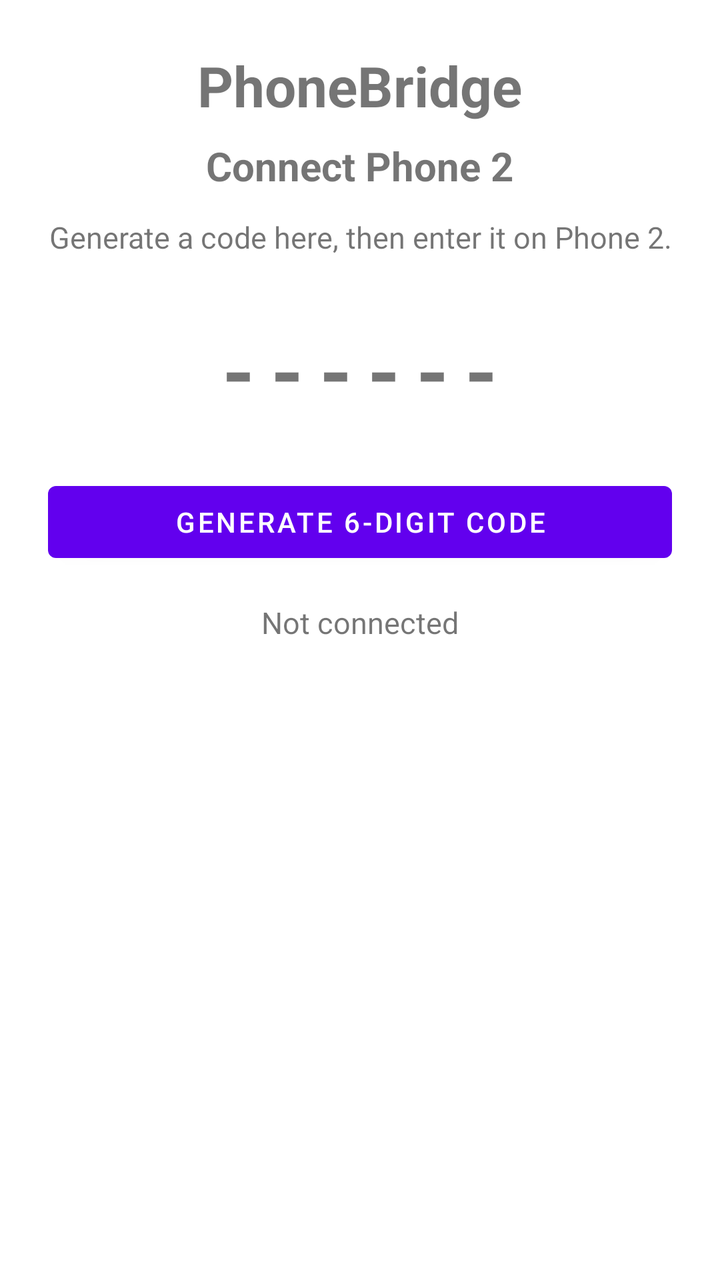
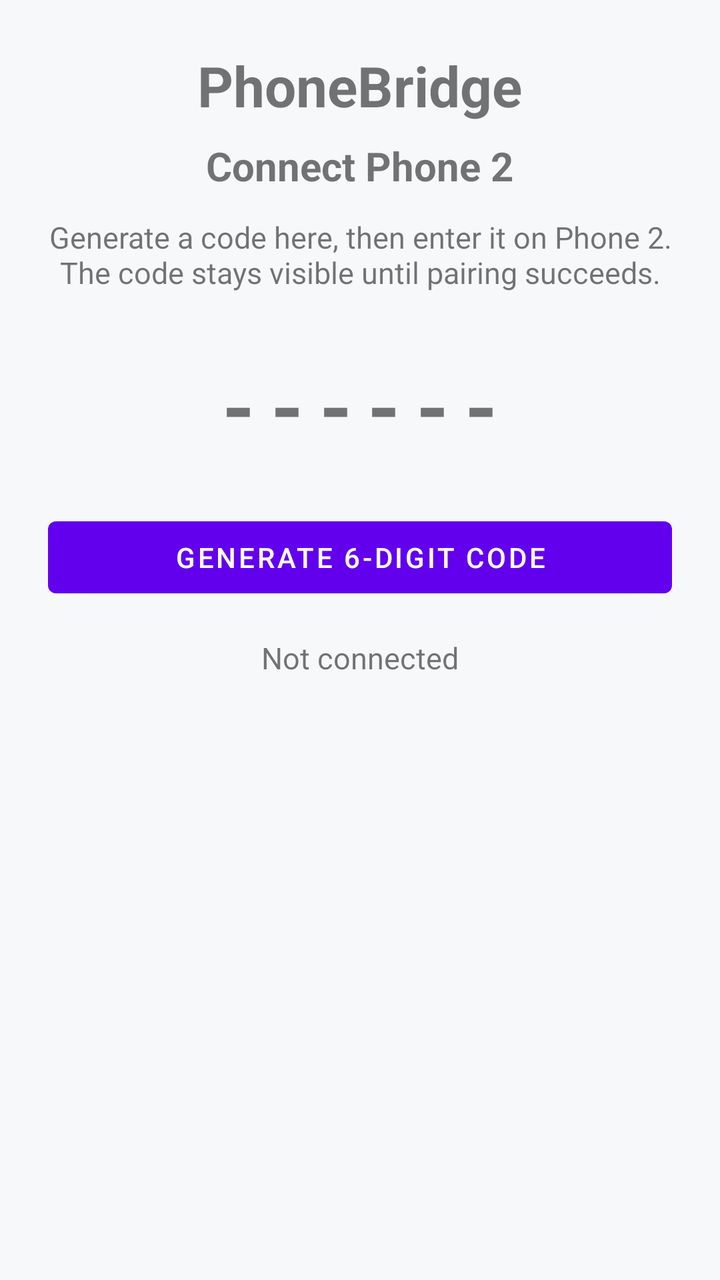

Compare the two renders of this Android layout. The source of the first and the diff that turns it into the second are given below.
<!-- AndroidManifest.xml: application theme Theme.MaterialComponents.DayNight.NoActionBar -->
<!-- res/layout/activity_main.xml -->
<?xml version="1.0" encoding="utf-8"?>
<FrameLayout xmlns:android="http://schemas.android.com/apk/res/android"
    android:layout_width="match_parent"
    android:layout_height="match_parent"
    android:background="#FFFFFF">

    <LinearLayout
        android:id="@+id/pairingScreen"
        android:layout_width="match_parent"
        android:layout_height="match_parent"
        android:orientation="vertical"
        android:gravity="center_horizontal"
        android:padding="24dp">

        <TextView
            android:layout_width="wrap_content"
            android:layout_height="wrap_content"
            android:text="PhoneBridge"
            android:textSize="28sp"
            android:textStyle="bold" />

        <TextView
            android:layout_width="wrap_content"
            android:layout_height="wrap_content"
            android:layout_marginTop="8dp"
            android:text="Connect Phone 2"
            android:textSize="20sp"
            android:textStyle="bold" />

        <TextView
            android:layout_width="match_parent"
            android:layout_height="wrap_content"
            android:layout_marginTop="12dp"
            android:gravity="center"
            android:text="Generate a code here, then enter it on Phone 2."
            android:textSize="15sp" />

        <TextView
            android:id="@+id/pairCode"
            android:layout_width="match_parent"
            android:layout_height="wrap_content"
            android:layout_marginTop="28dp"
            android:gravity="center"
            android:letterSpacing="0.18"
            android:text="------"
            android:textIsSelectable="true"
            android:textSize="42sp"
            android:textStyle="bold" />

        <Button
            android:id="@+id/btnCreatePair"
            android:layout_width="match_parent"
            android:layout_height="wrap_content"
            android:layout_marginTop="24dp"
            android:text="Generate 6-digit code" />

        <TextView
            android:id="@+id/status"
            android:layout_width="match_parent"
            android:layout_height="wrap_content"
            android:layout_marginTop="16dp"
            android:gravity="center"
            android:text="Not connected"
            android:textSize="15sp" />
    </LinearLayout>

    <LinearLayout
        android:id="@+id/dashboardScreen"
        android:layout_width="match_parent"
        android:layout_height="match_parent"
        android:orientation="vertical"
        android:visibility="gone">

        <TextView
            android:layout_width="match_parent"
            android:layout_height="72dp"
            android:background="#8EBEF3"
            android:gravity="center"
            android:text="Dashboard"
            android:textColor="#000000"
            android:textSize="36sp"
            android:textStyle="bold" />

        <LinearLayout
            android:layout_width="match_parent"
            android:layout_height="wrap_content"
            android:layout_marginStart="16dp"
            android:layout_marginTop="28dp"
            android:layout_marginEnd="16dp"
            android:gravity="center"
            android:orientation="horizontal">

            <Button
                android:id="@+id/btnMessagesTab"
                android:layout_width="0dp"
                android:layout_height="58dp"
                android:layout_weight="1"
                android:layout_marginEnd="6dp"
                android:text="Messages"
                android:textAllCaps="false"
                android:textStyle="bold" />

            <Button
                android:id="@+id/btnCallsTab"
                android:layout_width="0dp"
                android:layout_height="58dp"
                android:layout_weight="1"
                android:layout_marginStart="3dp"
                android:layout_marginEnd="3dp"
                android:text="Calls"
                android:textAllCaps="false"
                android:textStyle="bold" />

            <Button
                android:id="@+id/btnNotificationsTab"
                android:layout_width="0dp"
                android:layout_height="58dp"
                android:layout_weight="1"
                android:layout_marginStart="6dp"
                android:text="Notifications"
                android:textAllCaps="false"
                android:textStyle="bold" />
        </LinearLayout>

        <TextView
            android:id="@+id/dashboardStatus"
            android:layout_width="match_parent"
            android:layout_height="wrap_content"
            android:layout_marginStart="20dp"
            android:layout_marginTop="14dp"
            android:layout_marginEnd="20dp"
            android:gravity="center"
            android:text="Connected"
            android:textStyle="bold" />

        <LinearLayout
            android:layout_width="match_parent"
            android:layout_height="0dp"
            android:layout_weight="1"
            android:layout_marginStart="20dp"
            android:layout_marginTop="12dp"
            android:layout_marginEnd="20dp"
            android:layout_marginBottom="20dp"
            android:background="#9CF2DF"
            android:orientation="vertical"
            android:padding="12dp">

            <TextView
                android:id="@+id/listTitle"
                android:layout_width="match_parent"
                android:layout_height="wrap_content"
                android:gravity="center"
                android:padding="8dp"
                android:text="Calls"
                android:textColor="#000000"
                android:textSize="22sp"
                android:textStyle="bold" />

            <androidx.recyclerview.widget.RecyclerView
                android:id="@+id/list"
                android:layout_width="match_parent"
                android:layout_height="0dp"
                android:layout_weight="1" />
        </LinearLayout>
    </LinearLayout>

</FrameLayout>
<!-- resources referenced by this layout -->
<resources>

</resources>

<!-- the commit's change to res/layout/activity_main.xml (unified diff, before → after) -->
@@ -2,7 +2,7 @@
 <FrameLayout xmlns:android="http://schemas.android.com/apk/res/android"
     android:layout_width="match_parent"
     android:layout_height="match_parent"
-    android:background="#FFFFFF">
+    android:background="#F7F8FA">
 
     <LinearLayout
         android:id="@+id/pairingScreen"
@@ -32,7 +32,7 @@
             android:layout_height="wrap_content"
             android:layout_marginTop="12dp"
             android:gravity="center"
-            android:text="Generate a code here, then enter it on Phone 2."
+            android:text="Generate a code here, then enter it on Phone 2. The code stays visible until pairing succeeds."
             android:textSize="15sp" />
 
         <TextView
@@ -69,98 +69,145 @@
         android:layout_width="match_parent"
         android:layout_height="match_parent"
         android:orientation="vertical"
+        android:padding="16dp"
         android:visibility="gone">
 
         <TextView
             android:layout_width="match_parent"
-            android:layout_height="72dp"
-            android:background="#8EBEF3"
-            android:gravity="center"
+            android:layout_height="wrap_content"
             android:text="Dashboard"
-            android:textColor="#000000"
-            android:textSize="36sp"
-            android:textStyle="bold" />
+            android:textSize="28sp"
+            android:textStyle="bold" />
+
+        <TextView
+            android:id="@+id/dashboardStatus"
+            android:layout_width="match_parent"
+            android:layout_height="wrap_content"
+            android:layout_marginTop="4dp"
+            android:text="Connected"
+            android:textStyle="bold" />
+
+        <HorizontalScrollView
+            android:layout_width="match_parent"
+            android:layout_height="wrap_content"
+            android:layout_marginTop="14dp"
+            android:scrollbars="none">
+
+            <LinearLayout
+                android:layout_width="wrap_content"
+                android:layout_height="wrap_content"
+                android:orientation="horizontal">
+
+                <Button
+                    android:id="@+id/btnMessagesTab"
+                    android:layout_width="wrap_content"
+                    android:layout_height="wrap_content"
+                    android:text="Messages"
+                    android:textAllCaps="false" />
+
+                <Button
+                    android:id="@+id/btnCallsTab"
+                    android:layout_width="wrap_content"
+                    android:layout_height="wrap_content"
+                    android:text="Calls"
+                    android:textAllCaps="false" />
+
+                <Button
+                    android:id="@+id/btnNotificationsTab"
+                    android:layout_width="wrap_content"
+                    android:layout_height="wrap_content"
+                    android:text="Notifications"
+                    android:textAllCaps="false" />
+
+                <Button
+                    android:id="@+id/btnAlertsTab"
+                    android:layout_width="wrap_content"
+                    android:layout_height="wrap_content"
+                    android:backgroundTint="#D32F2F"
+                    android:text="Alerts"
+                    android:textAllCaps="false"
+                    android:textColor="#FFFFFF" />
+            </LinearLayout>
+        </HorizontalScrollView>
 
         <LinearLayout
-            android:layout_width="match_parent"
-            android:layout_height="wrap_content"
-            android:layout_marginStart="16dp"
-            android:layout_marginTop="28dp"
-            android:layout_marginEnd="16dp"
-            android:gravity="center"
+            android:id="@+id/alertsToolbar"
+            android:layout_width="match_parent"
+            android:layout_height="wrap_content"
+            android:layout_marginTop="8dp"
+            android:background="#FFEBEE"
+            android:gravity="center_vertical"
+            android:orientation="horizontal"
+            android:padding="8dp"
+            android:visibility="gone">
+
+            <TextView
+                android:layout_width="0dp"
+                android:layout_height="wrap_content"
+                android:layout_weight="1"
+                android:text="Collector alerts and device status"
+                android:textColor="#B71C1C"
+                android:textStyle="bold" />
+
+            <Button
+                android:id="@+id/btnClearAlerts"
+                android:layout_width="wrap_content"
+                android:layout_height="wrap_content"
+                android:text="Clear all"
+                android:textAllCaps="false" />
+        </LinearLayout>
+
+        <TextView
+            android:id="@+id/listTitle"
+            android:layout_width="match_parent"
+            android:layout_height="wrap_content"
+            android:layout_marginTop="12dp"
+            android:text="Calls"
+            android:textSize="20sp"
+            android:textStyle="bold" />
+
+        <androidx.recyclerview.widget.RecyclerView
+            android:id="@+id/list"
+            android:layout_width="match_parent"
+            android:layout_height="0dp"
+            android:layout_marginTop="8dp"
+            android:layout_weight="1" />
+
+        <TextView
+            android:layout_width="match_parent"
+            android:layout_height="wrap_content"
+            android:layout_marginTop="8dp"
+            android:text="Pairing controls"
+            android:textStyle="bold" />
+
+        <LinearLayout
+            android:layout_width="match_parent"
+            android:layout_height="wrap_content"
             android:orientation="horizontal">
 
             <Button
-                android:id="@+id/btnMessagesTab"
-                android:layout_width="0dp"
-                android:layout_height="58dp"
-                android:layout_weight="1"
-                android:layout_marginEnd="6dp"
-                android:text="Messages"
-                android:textAllCaps="false"
-                android:textStyle="bold" />
-
-            <Button
-                android:id="@+id/btnCallsTab"
-                android:layout_width="0dp"
-                android:layout_height="58dp"
-                android:layout_weight="1"
-                android:layout_marginStart="3dp"
-                android:layout_marginEnd="3dp"
-                android:text="Calls"
-                android:textAllCaps="false"
-                android:textStyle="bold" />
-
-            <Button
-                android:id="@+id/btnNotificationsTab"
-                android:layout_width="0dp"
-                android:layout_height="58dp"
-                android:layout_weight="1"
-                android:layout_marginStart="6dp"
-                android:text="Notifications"
-                android:textAllCaps="false"
-                android:textStyle="bold" />
-        </LinearLayout>
-
-        <TextView
-            android:id="@+id/dashboardStatus"
-            android:layout_width="match_parent"
-            android:layout_height="wrap_content"
-            android:layout_marginStart="20dp"
-            android:layout_marginTop="14dp"
-            android:layout_marginEnd="20dp"
-            android:gravity="center"
-            android:text="Connected"
-            android:textStyle="bold" />
-
-        <LinearLayout
-            android:layout_width="match_parent"
-            android:layout_height="0dp"
-            android:layout_weight="1"
-            android:layout_marginStart="20dp"
-            android:layout_marginTop="12dp"
-            android:layout_marginEnd="20dp"
-            android:layout_marginBottom="20dp"
-            android:background="#9CF2DF"
-            android:orientation="vertical"
-            android:padding="12dp">
-
-            <TextView
-                android:id="@+id/listTitle"
-                android:layout_width="match_parent"
-                android:layout_height="wrap_content"
-                android:gravity="center"
-                android:padding="8dp"
-                android:text="Calls"
-                android:textColor="#000000"
-                android:textSize="22sp"
-                android:textStyle="bold" />
-
-            <androidx.recyclerview.widget.RecyclerView
-                android:id="@+id/list"
-                android:layout_width="match_parent"
-                android:layout_height="0dp"
-                android:layout_weight="1" />
+                android:id="@+id/btnPairAnother"
+                android:layout_width="0dp"
+                android:layout_height="wrap_content"
+                android:layout_weight="1"
+                android:text="Pair another"
+                android:textAllCaps="false" />
+
+            <Button
+                android:id="@+id/btnResetPairing"
+                android:layout_width="0dp"
+                android:layout_height="wrap_content"
+                android:layout_weight="1"
+                android:text="Reset"
+                android:textAllCaps="false" />
+
+            <Button
+                android:id="@+id/btnRemovePairing"
+                android:layout_width="0dp"
+                android:layout_height="wrap_content"
+                android:layout_weight="1"
+                android:text="Remove"
+                android:textAllCaps="false" />
         </LinearLayout>
     </LinearLayout>
 
